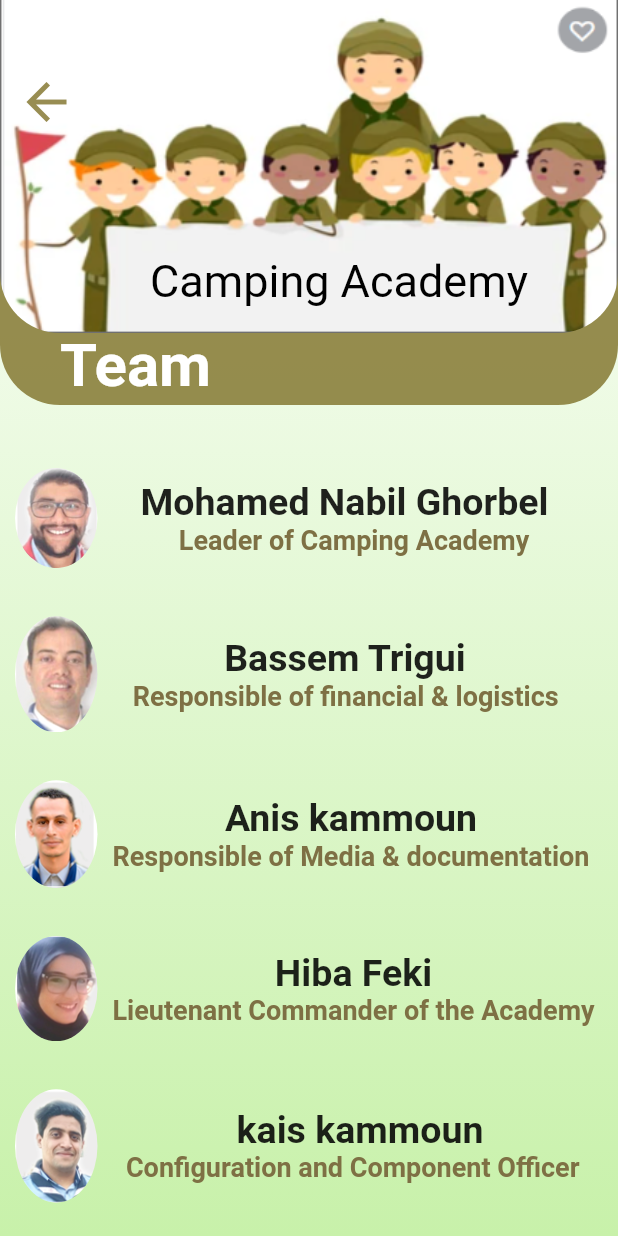
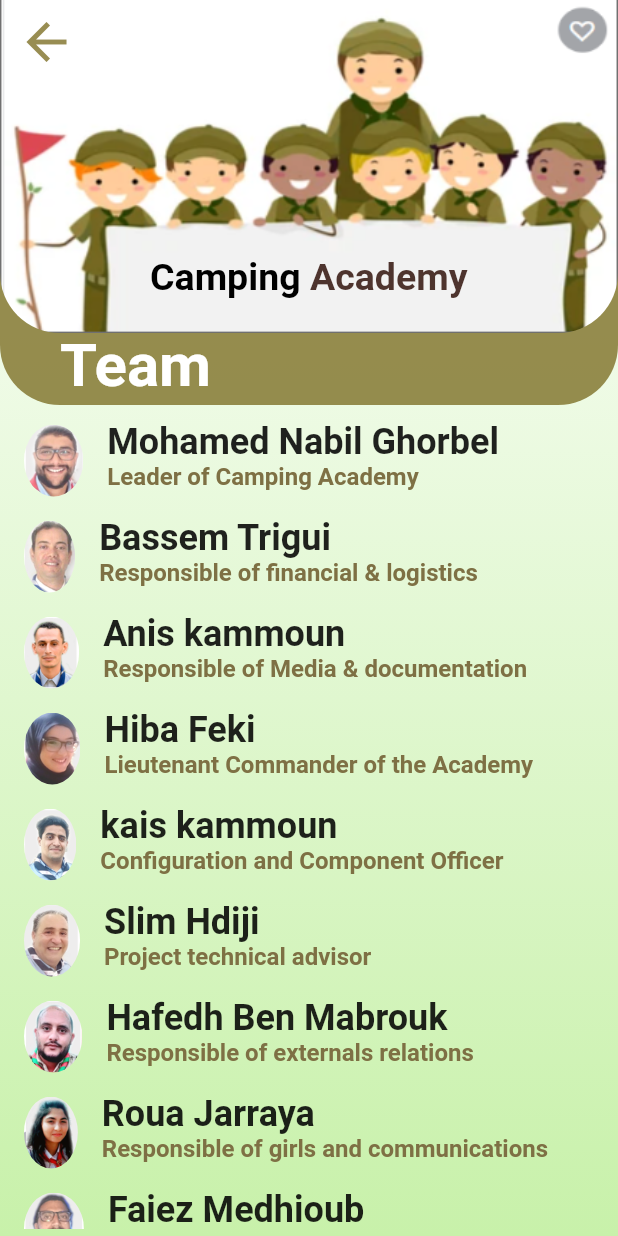
Before and after one commit to hazembh/Camping.academy, a Flutter app: the Membrescouts screen opened directly, on a phone screen of 412 x 824 dp. Run offline on Flutter 3.47's test engine with Material 2 defaults, Android fonts, the phone set to English and light mode, and no system bars; our stand-ins replace convex_bottom_bar, expandable, image_picker, modal_bottom_sheet, sliding_up_panel, syncfusion_flutter_sliders and 1 more; network calls fail.

```diff
--- a/lib/Interfaces/Menu/membre_scout.dart
+++ b/lib/Interfaces/Menu/membre_scout.dart
@@ -1,4 +1,5 @@
 import 'package:flutter/material.dart';
+import 'package:flutter_application_1/Interfaces/Menu/academy_definition.dart';
 import 'package:flutter_application_1/function_class/teamdef.dart';
 
 class Membrescouts extends StatefulWidget {
@@ -13,7 +14,7 @@ class _MembrescoutsState extends State<Membrescouts> {
   Widget build(BuildContext context) {
     return Scaffold(
         body: Container(
-      height: 20000000,
+            height: 2000,
             decoration: BoxDecoration(
               gradient: LinearGradient(
                 colors: [
@@ -24,8 +25,8 @@ class _MembrescoutsState extends State<Membrescouts> {
                 end: Alignment.bottomCenter,
               ),
             ),
-      child: SingleChildScrollView(
-        child: Stack(
+            child: Column(children: <Widget>[
+              Stack(
                 children: <Widget>[
                   Container(
                     height: 270,
@@ -49,7 +50,7 @@ class _MembrescoutsState extends State<Membrescouts> {
                     ),
                   ),
                   Positioned(
-              top: 40.0, // To take AppBar Size only
+                    //top: 40.0, // To take AppBar Size only
                     left: -350.0,
 
                     right: 0.0,
@@ -59,9 +60,10 @@ class _MembrescoutsState extends State<Membrescouts> {
                           Icons.arrow_back,
                           size: 40,
                           color: Color.fromRGBO(126, 112, 39, 0.8),
-
                         ),
-                  onPressed: () {},
+                        onPressed: () {
+                          Navigator.pop(context);
+                        },
                       ),
                     ),
                   ),
@@ -70,11 +72,31 @@ class _MembrescoutsState extends State<Membrescouts> {
                     left: 100.0,
 
                     right: 0.0,
+                    child: GestureDetector(
+                      onTap: () {
+                        Navigator.push(
+                          context,
+                          MaterialPageRoute(builder: (context) => Academy()),
+                        );
+                      },
                       child: Container(
-                  child: Text(
-                "Camping Academy",
-                style: TextStyle(fontSize: 30, color: Colors.black),
-              )),
+                          child: Row(children: <Widget>[
+                        Text(
+                          "Camping",
+                          style: TextStyle(
+                              fontSize: 25,
+                              color: Colors.black,
+                              fontWeight: FontWeight.bold),
+                        ),
+                        Text(
+                          " Academy",
+                          style: TextStyle(
+                              fontSize: 25,
+                              color: Colors.brown[800],
+                              fontWeight: FontWeight.bold),
+                        ),
+                      ])),
+                    ),
                   ),
                   Positioned(
                       top: 220, // To take AppBar Size only
@@ -82,7 +104,7 @@ class _MembrescoutsState extends State<Membrescouts> {
                       right: 0.0,
                       child: GestureDetector(
                           onTap: () {
-                      print("Container was tapped");
+                            print("Container was tapped 2");
                           },
                           child: Container(
                               child: Text(
@@ -92,19 +114,23 @@ class _MembrescoutsState extends State<Membrescouts> {
                                 color: Colors.white,
                                 fontWeight: FontWeight.bold),
                           )))),
-            Column(
+                ],
+              ),
+              SizedBox(
+                height: 5,
+              ),
+              Expanded(
+                  child: new ListView(
+                scrollDirection: Axis.vertical,
                 children: [
-                SizedBox(
-                  height: 280,
-                ),
                   Teamdef(
                       path: 'assets/c1.png',
-                    name: "   Mohamed Nabil Ghorbel",
-                    post: "       Leader of Camping Academy"),
+                      name: "Mohamed Nabil Ghorbel",
+                      post: "Leader of Camping Academy"),
                   Teamdef(
                       path: 'assets/c2.png',
-                    name: "  Bassem Trigui",
-                    post: "   Responsible of financial & logistics"),
+                      name: "Bassem Trigui",
+                      post: "Responsible of financial & logistics"),
                   Teamdef(
                       path: 'assets/c3.png',
                       name: "Anis kammoun",
@@ -115,33 +141,31 @@ class _MembrescoutsState extends State<Membrescouts> {
                       post: "Lieutenant Commander of the Academy"),
                   Teamdef(
                       path: 'assets/c5.png',
-                    name: "   kais kammoun",
-                    post: "  Configuration and Component Officer"),
+                      name: "kais kammoun",
+                      post: "Configuration and Component Officer"),
                   Teamdef(
                       path: 'assets/c6.png',
-                    name: "         Slim Hdiji",
-                    post: "              Project technical advisor"),
+                      name: "Slim Hdiji",
+                      post: "Project technical advisor"),
                   Teamdef(
                       path: 'assets/c7.png',
-                    name: "     Hafedh Ben Mabrouk",
-                    post: "      Responsible of externals relations"),
+                      name: "Hafedh Ben Mabrouk",
+                      post: "Responsible of externals relations"),
                   Teamdef(
                       path: 'assets/c8.png',
                       name: "Roua Jarraya",
                       post: "Responsible of girls and communications"),
                   Teamdef(
                       path: 'assets/c9.png',
-                    name: "   Faiez Medhioub",
-                    post: "    Responsible of Meetings and camps"),
+                      name: "Faiez Medhioub",
+                      post: "Responsible of Meetings and camps"),
                   Teamdef(
                       path: 'assets/c10.png',
-                    name: "           Safa kotti",
-                    post: "              Management and follow-up"),
+                      name: "Safa kotti",
+                      post: "Management and follow-up"),
                 ],
-            )
-          ],
-        ),
-      ),
-    ));
+              )),
+              SizedBox(height: 5)
+            ])));
   }
 }
--- a/lib/function_class/teamdef.dart
+++ b/lib/function_class/teamdef.dart
@@ -2,41 +2,24 @@ import 'package:flutter/material.dart';
 
 Widget Teamdef(
     {required String path, required String name, required String post}) {
-  return Column(
-    children: [
-      SizedBox(
-        height: 32,
+  return ListTile(
+      dense: true,
+      minLeadingWidth: 30,
+      leading: ClipOval(
+        child: Image.asset(
+          path,
+          // width: 55, height: 100
+        ),
       ),
-      Row(
-        children: [
-          SizedBox(
-            width: 10,
-          ),
-          ClipOval(
-            child: Image.asset(
-              path,
-              width: 55,
-
-            ),
-          ),
-          SizedBox(
-            width: 10,
-          ),
-          Column(
-            children: [
-              Text(
-                name,
-                style: TextStyle(fontSize: 25, fontWeight: FontWeight.bold),
-              ),
-              Text(
-                post,
-                style: TextStyle(
-                    fontSize: 18, color: Color.fromRGBO(126, 112, 68, 1),fontWeight: FontWeight.bold),
-              )
-            ],
-          )
-        ],
+      title: Text(
+        name,
+        style: TextStyle(fontSize: 24, fontWeight: FontWeight.bold),
+        textAlign: TextAlign.left,
       ),
-    ],
-  );
+      subtitle: Text(post,
+          style: TextStyle(
+              fontSize: 16,
+              color: Color.fromRGBO(126, 112, 68, 1),
+              fontWeight: FontWeight.bold),
+          textAlign: TextAlign.left));
 }
--- a/lib/main.dart
+++ b/lib/main.dart
@@ -1,4 +1,5 @@
 import 'package:flutter/material.dart';
+import 'package:flutter_application_1/Interfaces/Menu/membre_scout.dart';
 import 'package:flutter_application_1/Interfaces/signIn.dart';
 import 'package:flutter_application_1/Interfaces/testsouvenirs.dart';
 import 'package:flutter_application_1/testWeather.dart';
```
Also changed, not shown: lib/Interfaces/Menu/academy_definition.dart (+27 -22 lines), lib/Interfaces/Menu/menu.dart (+8 -2 lines). Lines whose indentation alone changed are shown as unchanged.
